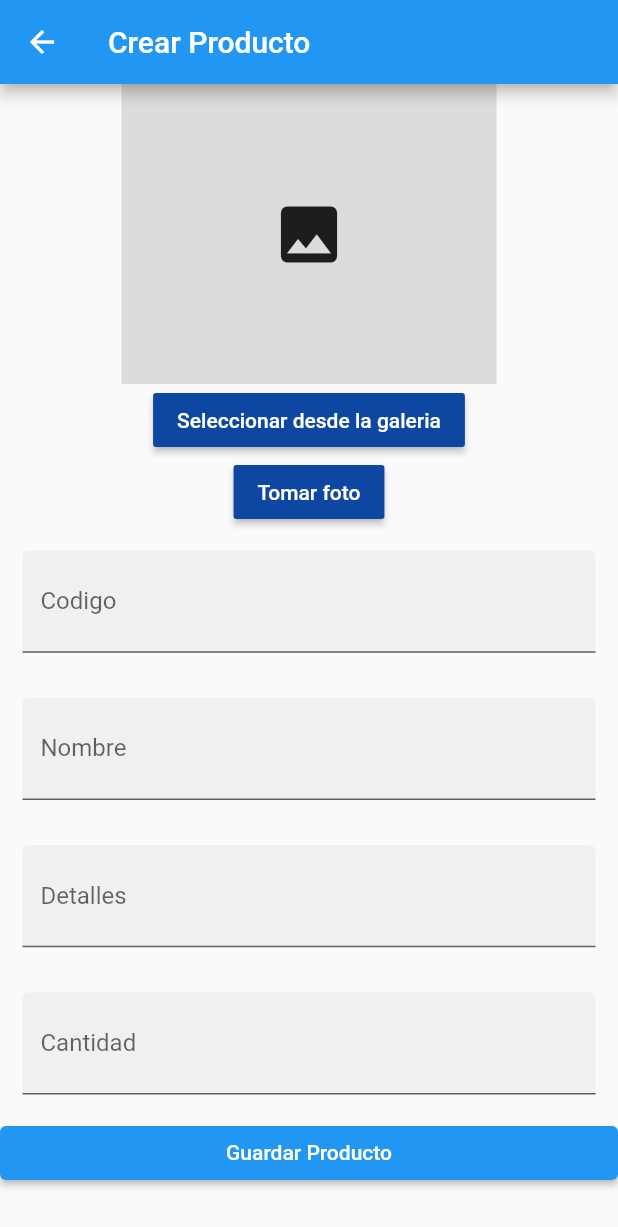
After one commit to miguelRamos1053/STOCK-IRGERY, a Flutter app: the CrearProducto screen opened directly, after a tap on "Seleccionar desde la galeria", on a phone screen of 412 x 824 dp. The commit adds this screen. Shown: the top 1227 px of the screen. Run offline on Flutter 3.47's test engine with Material 2 defaults, Android fonts, the phone set to English and light mode, and no system bars; our stand-ins replace image_picker, sqflite; accounts and stored records are empty.

Commit message:
Crear producto V1

```diff
--- a/lib/main.dart
+++ b/lib/main.dart
@@ -10,7 +10,7 @@ class MyApp extends StatelessWidget {
   Widget build(BuildContext context) {
     return MaterialApp(
         debugShowCheckedModeBanner: false,
-        title: "hola Mundo",
+        title: "Stock Irgery",
         home: HomePage());
   }
 }
--- /dev/null
+++ b/lib/src/views/crearProducto.dart
@@ -0,0 +1,117 @@
+import 'dart:io';
+
+import 'package:flutter/material.dart';
+import 'package:image_picker/image_picker.dart';
+import 'text_box.dart';
+
+// ignore: use_key_in_widget_constructors
+class CrearProducto extends StatefulWidget {
+  @override
+  State<StatefulWidget> createState() => _CrearProducto();
+}
+
+class _CrearProducto extends State<CrearProducto> {
+  late TextEditingController controllerCodigo;
+  late TextEditingController controllerNombre;
+  late TextEditingController controllerDetalles;
+  late TextEditingController controllerCantidad;
+
+  @override
+  void initState() {
+    controllerCodigo = TextEditingController();
+    controllerNombre = TextEditingController();
+    controllerDetalles = TextEditingController();
+    controllerCantidad = TextEditingController();
+    super.initState();
+  }
+
+  File? file;
+  ImagePicker image = ImagePicker();
+
+  @override
+  Widget build(BuildContext context) {
+    return Scaffold(
+      appBar: AppBar(
+        title: const Text("Crear Producto"),
+      ),
+      body: Center(
+        child: Column(
+          children: [
+            Container(
+              height: 200,
+              width: 250,
+              color: Colors.black12,
+              child: file == null
+                  ? const Icon(
+                      Icons.image,
+                      size: 50,
+                    )
+                  : Image.file(
+                      file!,
+                      fit: BoxFit.fill,
+                    ),
+            ),
+            MaterialButton(
+              color: Colors.blue[900],
+              onPressed: () {
+                getGall();
+              },
+              child: const Text(
+                'Seleccionar desde la galeria',
+                style: TextStyle(
+                  color: Colors.white,
+                ),
+              ),
+            ),
+            MaterialButton(
+              color: Colors.blue[900],
+              onPressed: () {
+                getCam();
+              },
+              child: const Text(
+                'Tomar foto',
+                style: TextStyle(
+                  color: Colors.white,
+                ),
+              ),
+            ),
+            ListView(
+              scrollDirection: Axis.vertical,
+              shrinkWrap: true,
+              children: [
+                TextBox(controllerCodigo, "Codigo"),
+                TextBox(controllerNombre, "Nombre"),
+                TextBox(controllerDetalles, "Detalles"),
+                TextBox(controllerCantidad, "Cantidad"),
+                ElevatedButton(
+                    onPressed: () {
+                      //String codigo = controllerCodigo.text;
+                      //String name = controllerNombre.text;
+                      //String surname = controllerDetalles.text;
+                      //String phone = controllerCantidad.text;
+                    },
+                    child: const Text("Guardar Producto")),
+              ],
+            ),
+          ],
+        ),
+      ),
+    );
+  }
+
+  getCam() async {
+    // ignore: deprecated_member_use
+    var img = await image.getImage(source: ImageSource.camera);
+    setState(() {
+      file = File(img!.path);
+    });
+  }
+
+  getGall() async {
+    // ignore: deprecated_member_use
+    var img = await image.getImage(source: ImageSource.gallery);
+    setState(() {
+      file = File(img!.path);
+    });
+  }
+}
--- a/pubspec.yaml
+++ b/pubspec.yaml
@@ -37,6 +37,7 @@ dependencies:
   cupertino_icons: ^1.0.2
   sqflite: ^2.2.6
   path_provider: ^2.0.14
+  image_picker: ^0.8.7+1
 
 dev_dependencies:
   flutter_test:
```
Also changed, not shown: lib/add_contact.dart (deleted, +0 -53 lines), lib/home.dart (+11 -0 lines), lib/src/views/text_box.dart (renamed from lib/text_box.dart), pubspec.lock.
